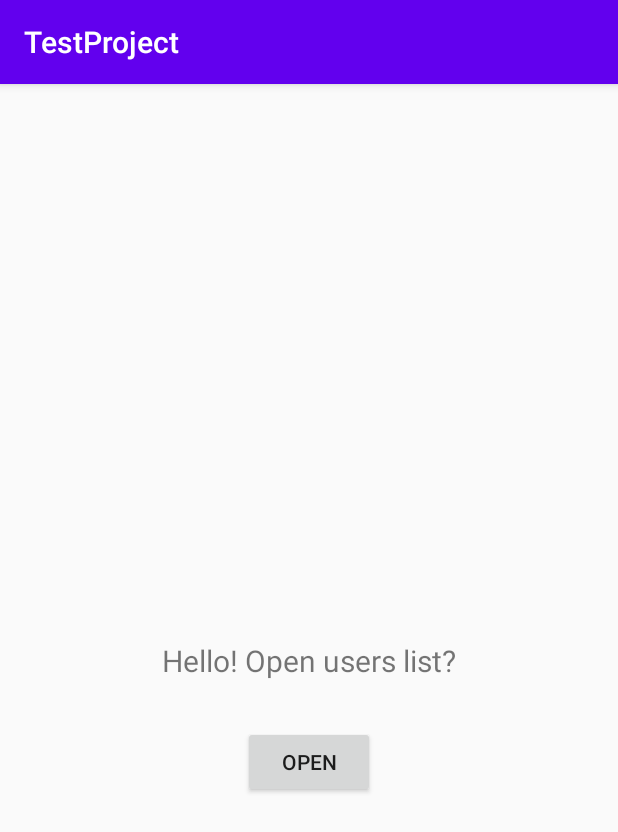
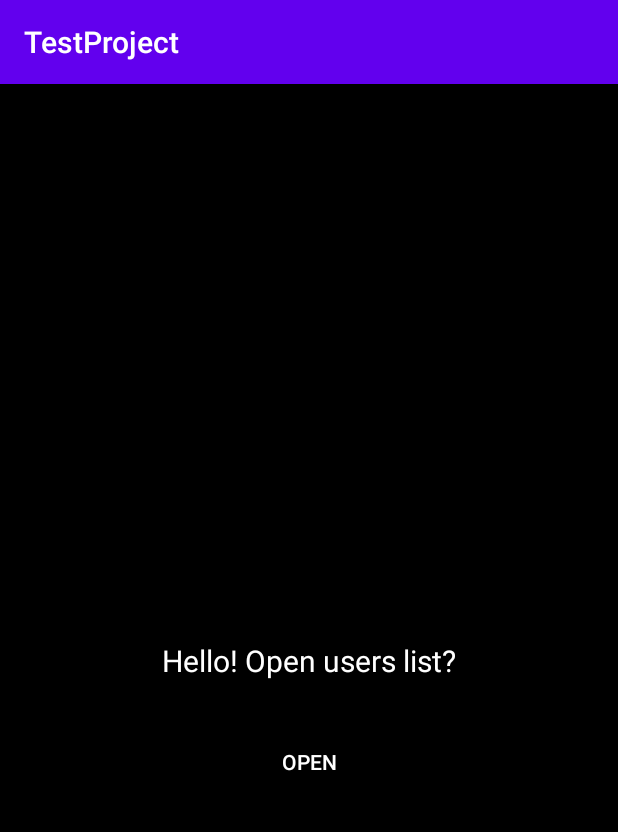
Before and after one commit to kimstik1/TestProject, an Android app: the screen it shows after launch (MainActivity), on a phone screen of 412 x 824 dp. Shown: the top 832 px of the screen. Run offline under Robolectric (Android 15) with nearby library versions, the phone set to English and light mode, and no system bars.

Commit message:
Сделал вьюшки симпатичнее.

```diff
--- a/app/src/main/res/layout/activity_main.xml
+++ b/app/src/main/res/layout/activity_main.xml
@@ -4,7 +4,9 @@
     xmlns:tools="http://schemas.android.com/tools"
     android:layout_width="match_parent"
     android:layout_height="match_parent"
-    tools:context=".MainActivity">
+    tools:context=".MainActivity"
+    android:background="@color/colorBlack"
+    android:padding="16dp">
 
     <TextView
         android:id="@+id/tvStart"
@@ -15,7 +17,8 @@
         app:layout_constraintTop_toTopOf="parent"
         app:layout_constraintBottom_toBottomOf="parent"
         android:text="@string/tvHello"
-        android:textSize="20sp"/>
+        android:textSize="20sp"
+        android:textColor="@color/colorWhite"/>
 
     <Button
         android:id="@+id/btnStart"
@@ -26,6 +29,8 @@
         app:layout_constraintEnd_toEndOf="parent"
         app:layout_constraintTop_toBottomOf="@id/tvStart"
         android:text="@string/btnHello"
+        android:background="@color/colorBlack"
+        android:textColor="@color/colorWhite"
         />
 
     <ExpandableListView
--- a/app/src/main/res/values/colors.xml
+++ b/app/src/main/res/values/colors.xml
@@ -4,4 +4,6 @@
     <color name="colorPrimaryDark">#3700B3</color>
     <color name="colorAccent">#03DAC5</color>
     <color name="colorGreen">#62A353</color>
+    <color name="colorWhite">#FFFFFF</color>
+    <color name="colorBlack">#000000</color>
 </resources>
```
Also changed, not shown: app/src/main/res/layout/child_list.xml (+17 -2 lines), app/src/main/res/layout/parent_list.xml (+7 -4 lines).
